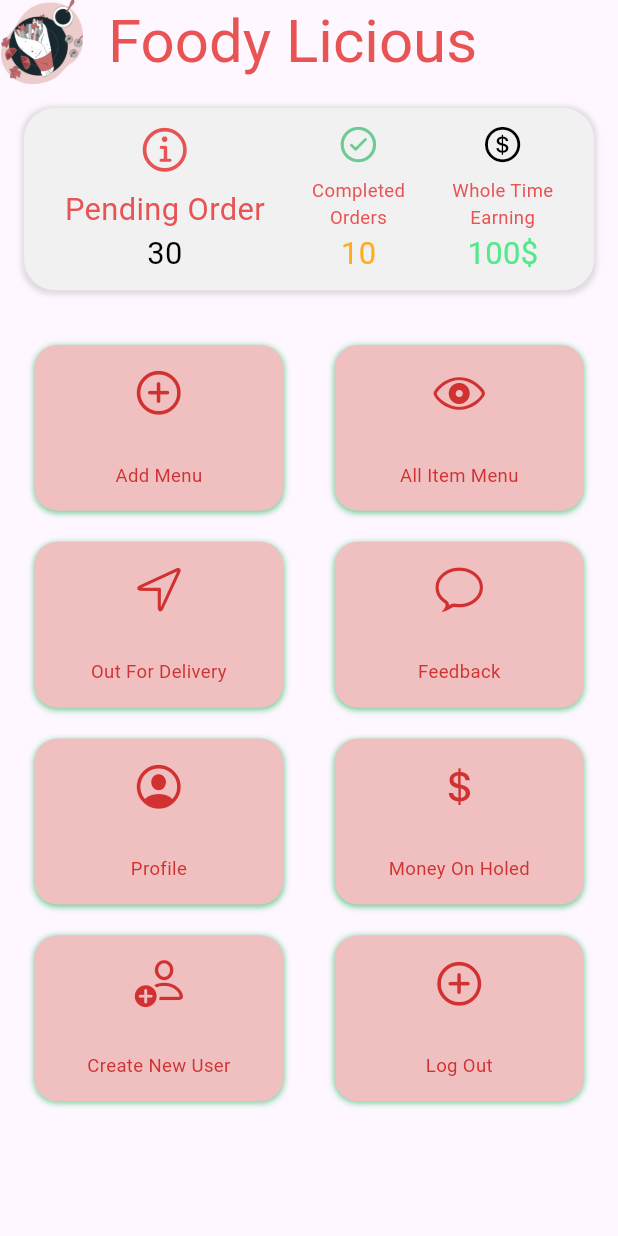
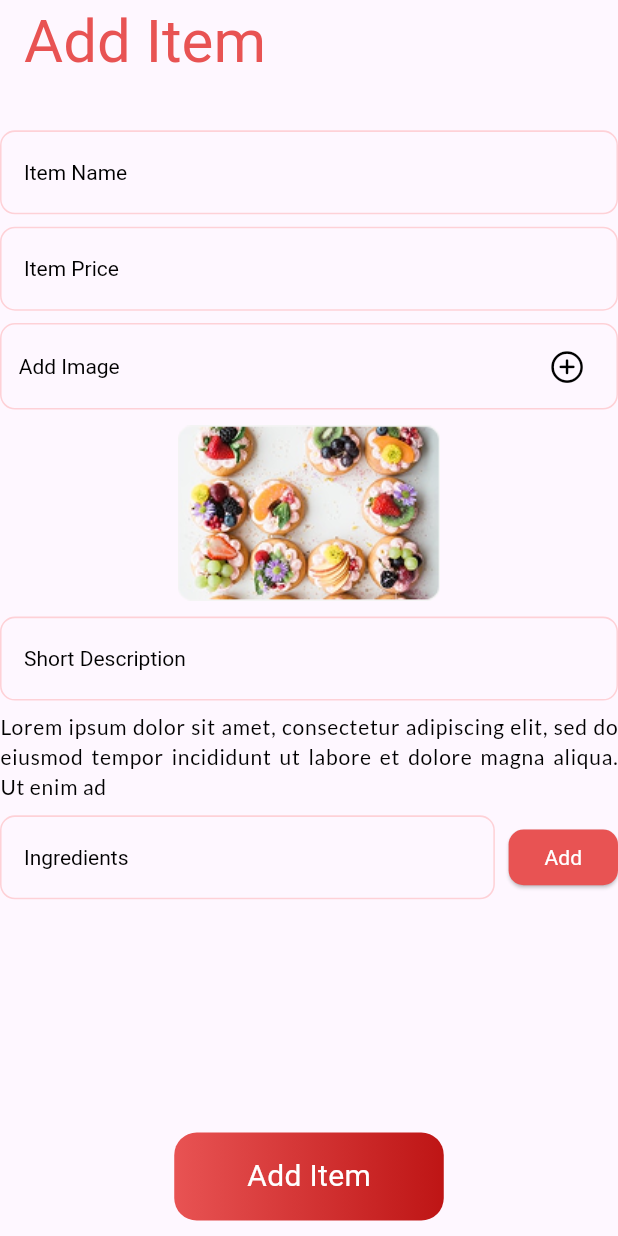
Before and after one commit to VishnuMate27/foody_licious_admin_app, a Flutter app: the screen it shows after launch, on a phone screen of 412 x 824 dp. Run offline on Flutter 3.47's test engine with Material 3 defaults, Android fonts, the phone set to English and light mode, and no system bars; our stand-ins replace flutter_screenutil, google_fonts.

Commit message:
Completed Add Menu Screen

```diff
--- a/lib/main.dart
+++ b/lib/main.dart
@@ -1,5 +1,6 @@
 import 'package:flutter/material.dart';
 import 'package:flutter_screenutil/flutter_screenutil.dart';
+import 'package:foody_licious_admin_app/view/post_auth/add_menu.dart';
 import 'package:foody_licious_admin_app/view/post_auth/dashboard.dart';
 import 'package:foody_licious_admin_app/view/pre_auth/login_view.dart';
 import 'package:foody_licious_admin_app/view/pre_auth/set_location_view.dart';
@@ -26,7 +27,7 @@ class MyApp extends StatelessWidget {
           colorScheme: ColorScheme.fromSeed(seedColor: Colors.deepPurple),
           useMaterial3: true,
         ),
-        home: DashboardView(),
+        home: AddMenuView(),
       ),
     );
   }
--- /dev/null
+++ b/lib/view/post_auth/add_menu.dart
@@ -0,0 +1,453 @@
+import 'package:flutter/cupertino.dart';
+import 'package:flutter/material.dart';
+import 'package:flutter_screenutil/flutter_screenutil.dart';
+import 'package:google_fonts/google_fonts.dart';
+
+class AddMenuView extends StatefulWidget {
+  const AddMenuView({Key? key}) : super(key: key);
+
+  @override
+  _AddMenuViewState createState() => _AddMenuViewState();
+}
+
+class _AddMenuViewState extends State<AddMenuView> {
+  final TextEditingController _controller = TextEditingController();
+  final List<String> _ingredients = [];
+  void _addIngredients() {
+    String text = _controller.text.trim();
+    if (text.isNotEmpty) {
+      setState(() {
+        _ingredients.add(text);
+        _controller.clear();
+      });
+    }
+  }
+
+  @override
+  Widget build(BuildContext context) {
+    return Scaffold(
+      appBar: AppBar(
+        title: Text(
+          "Add Item",
+          style: GoogleFonts.yeonSung(color: Color(0xFFE85353), fontSize: 40),
+        ),
+      ),
+      body: Column(
+        crossAxisAlignment: CrossAxisAlignment.start,
+        children: [
+          SizedBox(height: 30.h),
+          TextFormField(
+            keyboardType: TextInputType.text,
+            decoration: InputDecoration(
+              fillColor: Color(0xFFF4F4F4),
+              labelText: 'Item Name',
+              labelStyle: GoogleFonts.yeonSung(
+                color: Color(0xFF000000),
+                fontSize: 14,
+                fontWeight: FontWeight.normal,
+                letterSpacing: 0,
+              ),
+              hintText: 'Enter Item name',
+              hintStyle: GoogleFonts.yeonSung(
+                color: Color(0xFF000000),
+                fontSize: 14,
+                fontWeight: FontWeight.normal,
+                letterSpacing: 0,
+              ),
+              border: OutlineInputBorder(
+                borderRadius: BorderRadius.circular(10.0),
+                borderSide: BorderSide(
+                  color: Color(0x80F4F4F4), // Make the border transparent
+                  width: 1, // Set the border width to 0
+                ),
+              ),
+              enabledBorder: OutlineInputBorder(
+                borderRadius: BorderRadius.circular(10.0),
+                borderSide: BorderSide(
+                  color: Color(
+                    0x51FF8080,
+                  ), // Transparent border when not focused
+                  width: 1.sp,
+                ),
+              ),
+              focusedBorder: OutlineInputBorder(
+                borderRadius: BorderRadius.circular(10.0),
+                borderSide: BorderSide(
+                  color: Color(0x51FF8080), // Transparent border when focused
+                  width: 1,
+                ),
+              ),
+              errorBorder: OutlineInputBorder(
+                borderRadius: BorderRadius.circular(10.0),
+                borderSide: BorderSide(
+                  color: Color(
+                    0xCCFF0000,
+                  ), // Transparent border for error state
+                  width: 1,
+                ),
+              ),
+              disabledBorder: OutlineInputBorder(
+                borderRadius: BorderRadius.circular(10.0),
+                borderSide: BorderSide(
+                  color: Color(0x51FF8080), // Transparent border when disabled
+                  width: 1,
+                ),
+              ),
+            ),
+            validator: (value) {
+              if (value == null || value.isEmpty) {
+                return 'Please enter your name';
+              }
+              return null;
+            },
+            onSaved: (value) {},
+          ),
+          SizedBox(height: 8.h),
+          TextFormField(
+            keyboardType: TextInputType.text,
+            decoration: InputDecoration(
+              fillColor: Color(0xFFF4F4F4),
+              labelText: 'Item Price',
+              labelStyle: GoogleFonts.yeonSung(
+                color: Color(0xFF000000),
+                fontSize: 14,
+                fontWeight: FontWeight.normal,
+                letterSpacing: 0,
+              ),
+              hintText: 'Enter Item Price',
+              hintStyle: GoogleFonts.yeonSung(
+                color: Color(0xFF000000),
+                fontSize: 14,
+                fontWeight: FontWeight.normal,
+                letterSpacing: 0,
+              ),
+              border: OutlineInputBorder(
+                borderRadius: BorderRadius.circular(10.0),
+                borderSide: BorderSide(
+                  color: Color(0x80F4F4F4), // Make the border transparent
+                  width: 1, // Set the border width to 0
+                ),
+              ),
+              enabledBorder: OutlineInputBorder(
+                borderRadius: BorderRadius.circular(10.0),
+                borderSide: BorderSide(
+                  color: Color(
+                    0x51FF8080,
+                  ), // Transparent border when not focused
+                  width: 1.sp,
+                ),
+              ),
+              focusedBorder: OutlineInputBorder(
+                borderRadius: BorderRadius.circular(10.0),
+                borderSide: BorderSide(
+                  color: Color(0x51FF8080), // Transparent border when focused
+                  width: 1,
+                ),
+              ),
+              errorBorder: OutlineInputBorder(
+                borderRadius: BorderRadius.circular(10.0),
+                borderSide: BorderSide(
+                  color: Color(
+                    0xCCFF0000,
+                  ), // Transparent border for error state
+                  width: 1,
+                ),
+              ),
+              disabledBorder: OutlineInputBorder(
+                borderRadius: BorderRadius.circular(10.0),
+                borderSide: BorderSide(
+                  color: Color(0x51FF8080), // Transparent border when disabled
+                  width: 1,
+                ),
+              ),
+            ),
+            validator: (value) {
+              if (value == null || value.isEmpty) {
+                return 'Please enter your name';
+              }
+              return null;
+            },
+            onSaved: (value) {},
+          ),
+          SizedBox(height: 8.h),
+          Container(
+            width: double.infinity,
+            height: 56.h,
+            decoration: BoxDecoration(
+              borderRadius: BorderRadius.circular(10.0),
+              border: Border.all(
+                color: Color(0x51FF8080), // Transparent border
+                width: 1.sp,
+              ),
+            ),
+            child: Padding(
+              padding: EdgeInsets.symmetric(horizontal: 10.w),
+              child: Row(
+                mainAxisAlignment: MainAxisAlignment.spaceBetween,
+                children: [
+                  Text(
+                    "Add Image",
+                    style: GoogleFonts.yeonSung(
+                      color: Color(0xFF000000),
+                      fontSize: 14,
+                      fontWeight: FontWeight.normal,
+                      letterSpacing: 0,
+                    ),
+                  ),
+                  Padding(
+                    padding: EdgeInsets.only(right: 8.w),
+                    child: Icon(
+                      CupertinoIcons.add_circled,
+                      color: Color(0xFF000000),
+                      size: 24.sp,
+                    ),
+                  ),
+                ],
+              ),
+            ),
+          ),
+          SizedBox(height: 8.h),
+          Center(
+            child: Container(
+              width: 174.w,
+              height: 118.h,
+              child: Image(
+                image: AssetImage("assets/images/AttachedMenuPhoto.png"),
+              ),
+            ),
+          ),
+          SizedBox(height: 8.h),
+          TextFormField(
+            keyboardType: TextInputType.text,
+            // expands: true,
+            minLines: 1,
+            maxLines: 5,
+            decoration: InputDecoration(
+              fillColor: Color(0xFFF4F4F4),
+              labelText: 'Short Description',
+              labelStyle: GoogleFonts.yeonSung(
+                color: Color(0xFF000000),
+                fontSize: 14,
+                fontWeight: FontWeight.normal,
+                letterSpacing: 0,
+              ),
+              hintText: 'Enter Short Description',
+              hintStyle: GoogleFonts.yeonSung(
+                color: Color(0xFF000000),
+                fontSize: 14,
+                fontWeight: FontWeight.normal,
+                letterSpacing: 0,
+              ),
+              border: OutlineInputBorder(
+                borderRadius: BorderRadius.circular(10.0),
+                borderSide: BorderSide(
+                  color: Color(0x80F4F4F4), // Make the border transparent
+                  width: 1, // Set the border width to 0
+                ),
+              ),
+              enabledBorder: OutlineInputBorder(
+                borderRadius: BorderRadius.circular(10.0),
+                borderSide: BorderSide(
+                  color: Color(
+                    0x51FF8080,
+                  ), // Transparent border when not focused
+                  width: 1.sp,
+                ),
+              ),
+              focusedBorder: OutlineInputBorder(
+                borderRadius: BorderRadius.circular(10.0),
+                borderSide: BorderSide(
+                  color: Color(0x51FF8080), // Transparent border when focused
+                  width: 1,
+                ),
+              ),
+              errorBorder: OutlineInputBorder(
+                borderRadius: BorderRadius.circular(10.0),
+                borderSide: BorderSide(
+                  color: Color(
+                    0xCCFF0000,
+                  ), // Transparent border for error state
+                  width: 1,
+                ),
+              ),
+              disabledBorder: OutlineInputBorder(
+                borderRadius: BorderRadius.circular(10.0),
+                borderSide: BorderSide(
+                  color: Color(0x51FF8080), // Transparent border when disabled
+                  width: 1,
+                ),
+              ),
+            ),
+            validator: (value) {
+              if (value == null || value.isEmpty) {
+                return 'Please enter your name';
+              }
+              return null;
+            },
+            onSaved: (value) {},
+          ),
+          SizedBox(height: 8.h),
+          Text(
+            "Lorem ipsum dolor sit amet, consectetur adipiscing elit, sed do eiusmod tempor incididunt ut labore et dolore magna aliqua. Ut enim ad ",
+            style: GoogleFonts.lato(
+              color: Color(0xFF000000),
+              fontSize: 14,
+              fontWeight: FontWeight.normal,
+              letterSpacing: 0.5,
+            ),
+            textAlign: TextAlign.justify,
+          ),
+          SizedBox(height: 8.h),
+          Row(
+            children: [
+              Expanded(
+                child: TextFormField(
+                  controller: _controller,
+                  keyboardType: TextInputType.text,
+                  // expands: true,
+                  minLines: 1,
+                  maxLines: 5,
+                  decoration: InputDecoration(
+                    fillColor: Color(0xFFF4F4F4),
+                    labelText: 'Ingredients',
+                    labelStyle: GoogleFonts.yeonSung(
+                      color: Color(0xFF000000),
+                      fontSize: 14,
+                      fontWeight: FontWeight.normal,
+                      letterSpacing: 0,
+                    ),
+                    hintText: 'Enter Ingredients',
+                    hintStyle: GoogleFonts.yeonSung(
+                      color: Color(0xFF000000),
+                      fontSize: 14,
+                      fontWeight: FontWeight.normal,
+                      letterSpacing: 0,
+                    ),
+                    border: OutlineInputBorder(
+                      borderRadius: BorderRadius.circular(10.0),
+                      borderSide: BorderSide(
+                        color: Color(0x80F4F4F4), // Make the border transparent
+                        width: 1, // Set the border width to 0
+                      ),
+                    ),
+                    enabledBorder: OutlineInputBorder(
+                      borderRadius: BorderRadius.circular(10.0),
+                      borderSide: BorderSide(
+                        color: Color(
+                          0x51FF8080,
+                        ), // Transparent border when not focused
+                        width: 1.sp,
+                      ),
+                    ),
+                    focusedBorder: OutlineInputBorder(
+                      borderRadius: BorderRadius.circular(10.0),
+                      borderSide: BorderSide(
+                        color: Color(
+                          0x51FF8080,
+                        ), // Transparent border when focused
+                        width: 1,
+                      ),
+                    ),
+                    errorBorder: OutlineInputBorder(
+                      borderRadius: BorderRadius.circular(10.0),
+                      borderSide: BorderSide(
+                        color: Color(
+                          0xCCFF0000,
+                        ), // Transparent border for error state
+                        width: 1,
+                      ),
+                    ),
+                    disabledBorder: OutlineInputBorder(
+                      borderRadius: BorderRadius.circular(10.0),
+                      borderSide: BorderSide(
+                        color: Color(
+                          0x51FF8080,
+                        ), // Transparent border when disabled
+                        width: 1,
+                      ),
+                    ),
+                  ),
+                  validator: (value) {
+                    if (value == null || value.isEmpty) {
+                      return 'Please enter your name';
+                    }
+                    return null;
+                  },
+                  onSaved: (value) {},
+                ),
+              ),
+              SizedBox(width: 8.w),
+              ElevatedButton(
+                onPressed: _addIngredients,
+                style: ElevatedButton.styleFrom(
+                  backgroundColor: Color(0xFFE85353),
+                  shape: RoundedRectangleBorder(
+                    borderRadius: BorderRadius.circular(10.0),
+                  ),
+                  minimumSize: Size(40.w, 36.h),
+                ),
+                child: Text(
+                  'Add',
+                  style: GoogleFonts.yeonSung(
+                    color: Color(0xFFFFFFFF),
+                    fontSize: 14,
+                    fontWeight: FontWeight.normal,
+                    letterSpacing: 0,
+                  ),
+                ),
+              ),
+            ],
+          ),
+          SizedBox(height: 8.h),
+          Expanded(
+            child:
+                _ingredients.isEmpty
+                    ? SizedBox()
+                    : ListView.builder(
+                      padding: EdgeInsets.symmetric(
+                        horizontal: 10.w,
+                        vertical: 4.h,
+                      ),
+                      itemCount: _ingredients.length,
+                      itemBuilder:
+                          (_, index) => Row(
+                            crossAxisAlignment: CrossAxisAlignment.center,
+                            children: [
+                              Icon(Icons.fiber_manual_record, size: 10),
+                              SizedBox(width: 6), // control spacing here
+                              Expanded(child: Text(_ingredients[index])),
+                            ],
+                          ),
+                    ),
+          ),
+          Center(
+            child: GestureDetector(
+              onTap: () {},
+              child: Container(
+                decoration: BoxDecoration(
+                  borderRadius: BorderRadius.circular(15),
+                  gradient: LinearGradient(
+                    colors: [Color(0xFFE85353), Color(0xFFBE1515)],
+                    stops: [0.0, 1.0],
+                  ),
+                ),
+                width: 157.w,
+                height: 57.h,
+                child: Center(
+                  child: Text(
+                    "Add Item",
+                    style: GoogleFonts.yeonSung(
+                      color: Color(0xFFFFFFFF),
+                      fontSize: 20,
+                    ),
+                  ),
+                ),
+              ),
+            ),
+          ),
+          SizedBox(height: 10.h),
+        ],
+      ),
+    );
+  }
+}
```
Also changed, not shown: assets/images/AttachedMenuPhoto.png (added).
